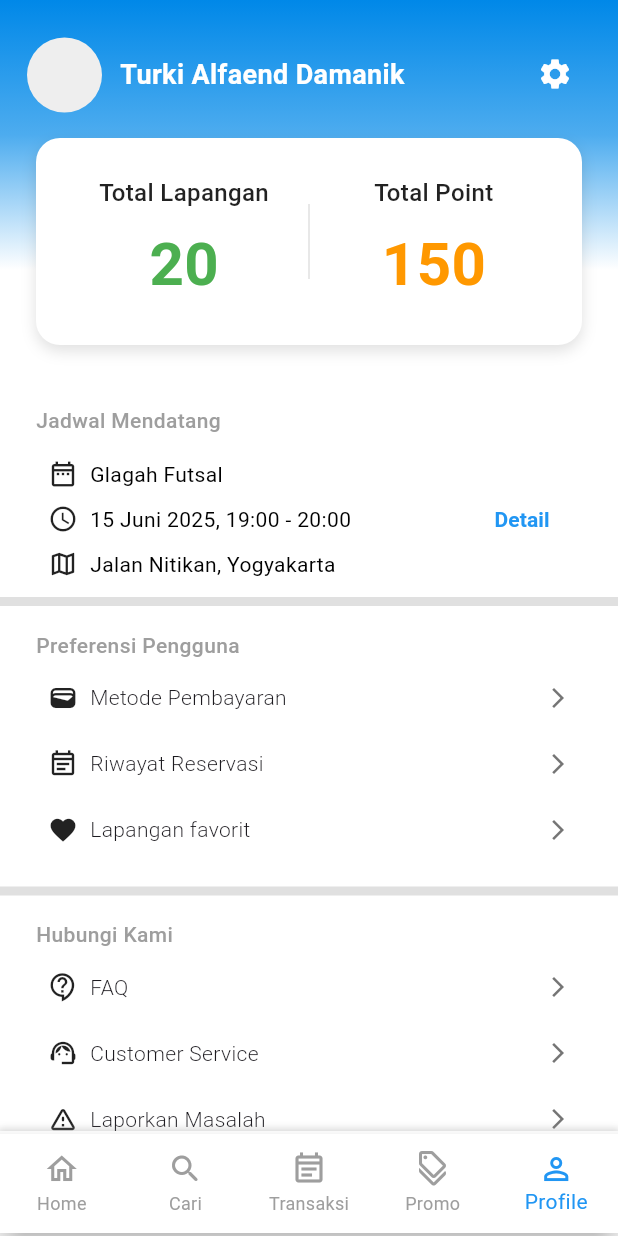
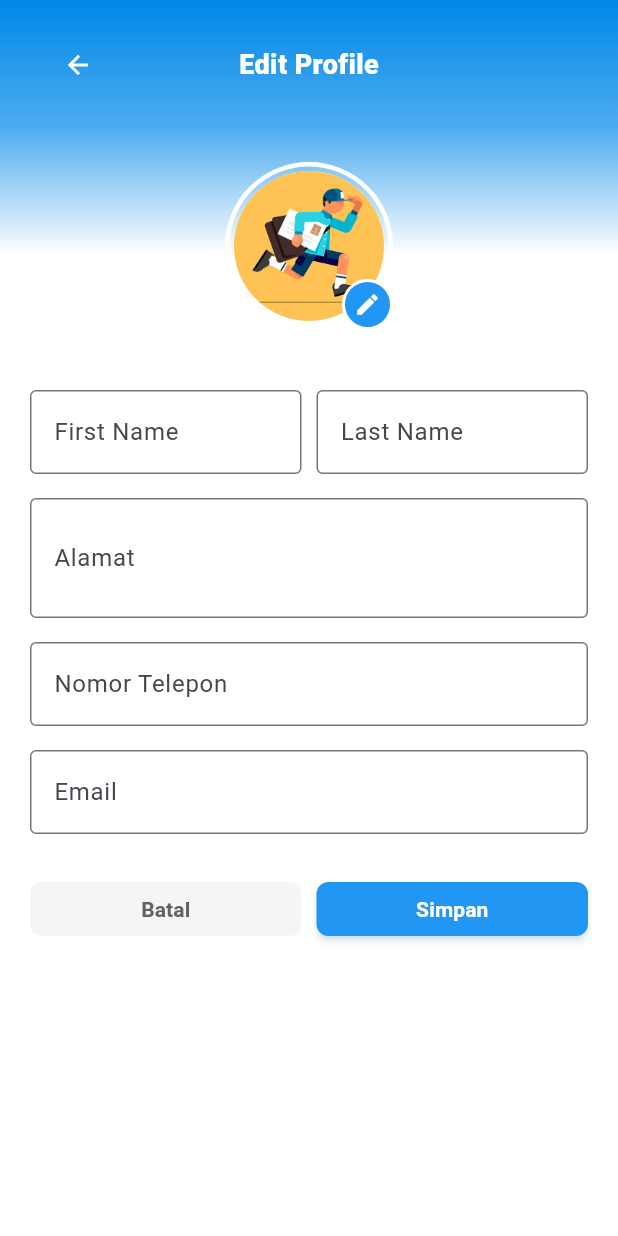
Before and after one commit to yudha556/GoField, a Flutter app: the MainUserScaffold screen opened directly, item 5 of the bottom bar chosen, after a tap on the "settings" icon, on a phone screen of 412 x 824 dp. Run offline on Flutter 3.47's test engine with Material 3 defaults, Android fonts, the phone set to English and light mode, and no system bars; our stand-ins replace flutter_dotenv, flutter_svg, go_router.

Commit message:
done settings page

```diff
--- /dev/null
+++ b/lib/app/views/user/app/profile/components/settingPage.dart
@@ -0,0 +1,253 @@
+import 'package:flutter/material.dart';
+import 'package:flutter/services.dart';
+import 'package:go_router/go_router.dart';
+import 'package:gofield/core/components/buttons/button.dart';
+import 'package:gofield/core/router/app_routes.dart';
+import 'package:gofield/app/views/user/layout/main_user_scaffold.dart';
+
+class Settingpage extends StatelessWidget {
+  const Settingpage({super.key});
+
+  @override
+  Widget build(BuildContext context) {
+    return AnnotatedRegion<SystemUiOverlayStyle>(
+      value: SystemUiOverlayStyle(
+        statusBarColor: Color(0xFF0088E8),
+        statusBarIconBrightness: Brightness.dark,
+        statusBarBrightness: Brightness.light, // IOS
+      ),
+      child: const MainUserScaffold(
+        showNavBar: false,
+        child: SafeArea(child: SettingContent()),
+      ),
+    );
+  }
+}
+
+class SettingContent extends StatefulWidget {
+  const SettingContent({super.key});
+
+  @override
+  State<SettingContent> createState() => _SettingContentState();
+}
+
+class _SettingContentState extends State<SettingContent> {
+  final TextEditingController firstNameController = TextEditingController();
+  final TextEditingController lastNameController = TextEditingController();
+  final TextEditingController addressController = TextEditingController();
+  final TextEditingController phoneController = TextEditingController();
+  final TextEditingController emailController = TextEditingController();
+
+  @override
+  Widget build(BuildContext context) {
+    return SingleChildScrollView(
+      child: Column(
+        children: [
+          // BAGIAN ATAS (GRADIENT + BACK BUTTON)
+          Stack(
+            clipBehavior: Clip.none,
+            children: [
+              Container(
+                height: 170,
+                width: double.infinity,
+                decoration: const BoxDecoration(
+                  gradient: LinearGradient(
+                    begin: Alignment.topCenter,
+                    end: Alignment.bottomCenter,
+                    colors: [
+                      Color(0xFF0088E8),
+                      Color(0xFF4DACEF),
+                      Colors.white,
+                    ],
+                    stops: [0.0, 0.5, 1.0],
+                  ),
+                ),
+              ),
+
+              // TITLE DI TENGAH
+              Positioned(
+                top: 30,
+                left: 0,
+                right: 0,
+                child: Center(
+                  child: Text(
+                    'Edit Profile',
+                    style: TextStyle(
+                      fontSize: 18,
+                      fontWeight: FontWeight.w800,
+                      color: Colors.white,
+                    ),
+                  ),
+                ),
+              ),
+
+              // TOMBOL KEMBALI DI KIRI ATAS
+              Positioned(
+                top: 13,
+                left: 18,
+                child: CustomBackButton(
+                  backgroundColor: Colors.transparent,
+                  iconColor: Colors.white,
+                  onPressed: () {
+                    context.go(AppRoutes.userprofilePage);
+                  },
+                ),
+              ),
+
+              // FOTO PROFIL BULAT
+              // FOTO PROFIL BULAT
+              Positioned(
+                bottom: -50,
+                left: 0,
+                right: 0,
+                child: Center(
+                  child: Stack(
+                    alignment: Alignment.bottomRight,
+                    children: [
+                      Container(
+                        padding: EdgeInsets.all(3), // tebal border
+                        decoration: BoxDecoration(
+                          shape: BoxShape.circle,
+                          border: Border.all(
+                            color: Colors.white,
+                            width: 3,
+                          ), // border putih
+                        ),
+                        child: CircleAvatar(
+                          radius: 50,
+                          backgroundColor: Colors.grey.shade200,
+                          backgroundImage: AssetImage(
+                            'assets/images/contoh.jpg',
+                          ),
+                        ),
+                      ),
+                      Positioned(
+                        bottom: 0,
+                        right: 0,
+                        child: GestureDetector(
+                          onTap: () {
+                            // TODO: buka picker atau kamera
+                            print("Edit foto profil diklik");
+                          },
+                          child: Container(
+                            padding: const EdgeInsets.all(6),
+                            decoration: BoxDecoration(
+                              shape: BoxShape.circle,
+                              color: Colors.blue, // background tombol
+                              border: Border.all(color: Colors.white, width: 2),
+                            ),
+                            child: const Icon(
+                              Icons.edit,
+                              size: 18,
+                              color: Colors.white,
+                            ),
+                          ),
+                        ),
+                      ),
+                    ],
+                  ),
+                ),
+              ),
+            ],
+          ),
+
+          const SizedBox(height: 90), // jarak setelah foto profil
+          // FORM INPUT
+          Padding(
+            padding: const EdgeInsets.symmetric(horizontal: 20),
+            child: Column(
+              children: [
+                // First Name & Last Name dalam Row
+                Row(
+                  children: [
+                    Expanded(
+                      child: TextField(
+                        controller: firstNameController,
+                        decoration: const InputDecoration(
+                          labelText: 'First Name',
+                          border: OutlineInputBorder(),
+                        ),
+                      ),
+                    ),
+                    const SizedBox(width: 10),
+                    Expanded(
+                      child: TextField(
+                        controller: lastNameController,
+                        decoration: const InputDecoration(
+                          labelText: 'Last Name',
+                          border: OutlineInputBorder(),
+                        ),
+                      ),
+                    ),
+                  ],
+                ),
+                const SizedBox(height: 16),
+
+                // Alamat
+                TextField(
+                  controller: addressController,
+                  decoration: const InputDecoration(
+                    labelText: 'Alamat',
+                    border: OutlineInputBorder(),
+                  ),
+                  maxLines: 2,
+                ),
+                const SizedBox(height: 16),
+
+                // Nomor Telepon
+                TextField(
+                  controller: phoneController,
+                  decoration: const InputDecoration(
+                    labelText: 'Nomor Telepon',
+                    border: OutlineInputBorder(),
+                  ),
+                  keyboardType: TextInputType.phone,
+                ),
+                const SizedBox(height: 16),
+
+                // Email
+                TextField(
+                  controller: emailController,
+                  decoration: const InputDecoration(
+                    labelText: 'Email',
+                    border: OutlineInputBorder(),
+                  ),
+                  keyboardType: TextInputType.emailAddress,
+                  readOnly: true, // biasanya email ga bisa diedit
+                ),
+                const SizedBox(height: 32),
+
+                // Tombol Batal & Simpan
+                Row(
+                  children: [
+                    Expanded(
+                      child: CancelButton(
+                        text: 'Batal',
+                        size: ButtonSize.small,
+                        onPressed: () {
+                          print('batal di tekan');
+                        },
+                      ),
+                    ),
+                    const SizedBox(width: 10),
+                    Expanded(
+                      child: PrimaryButton(
+                        text: 'Simpan',
+                        size: ButtonSize.small,
+                        onPressed: () {
+                          print('Simpan di pencet');
+                        },
+                      ),
+                    ),
+                  ],
+                ),
+
+                const SizedBox(height: 32),
+              ],
+            ),
+          ),
+        ],
+      ),
+    );
+  }
+}
--- a/lib/app/views/user/app/profile/page.dart
+++ b/lib/app/views/user/app/profile/page.dart
@@ -18,9 +18,7 @@ class ProfilePage extends StatelessWidget {
       ),
       child: const MainUserScaffold(
         showNavBar: true,
-        child: SafeArea(
-          child: ProfileContent(),
-        ),
+        child: SafeArea(child: ProfileContent()),
       ),
     );
   }
@@ -47,7 +45,7 @@ class _ProfileContentState extends State<ProfileContent> {
             children: [
               // Background gradient
               Container(
-                height:180,
+                height: 180,
                 decoration: const BoxDecoration(
                   gradient: LinearGradient(
                     begin: Alignment.topCenter,
@@ -61,7 +59,10 @@ class _ProfileContentState extends State<ProfileContent> {
                   ),
                 ),
                 child: Padding(
-                  padding: const EdgeInsets.symmetric(horizontal: 18.0, vertical: 25),
+                  padding: const EdgeInsets.symmetric(
+                    horizontal: 18.0,
+                    vertical: 25,
+                  ),
                   child: Row(
                     crossAxisAlignment: CrossAxisAlignment.start,
                     children: [
@@ -94,7 +95,7 @@ class _ProfileContentState extends State<ProfileContent> {
                       IconButton(
                         icon: const Icon(Icons.settings, color: Colors.white),
                         onPressed: () {
-                          Navigator.pushNamed(context, '/settings');
+                          context.go(AppRoutes.userSettingPage);
                         },
                       ),
                     ],
@@ -402,7 +403,7 @@ class _ProfileContentState extends State<ProfileContent> {
                         children: [
                           Row(
                             children: [
-                              Icon(Icons.favorite, size: 20,),
+                              Icon(Icons.favorite, size: 20),
                               SizedBox(width: 8),
                               Text(
                                 'Lapangan favorit',
@@ -494,12 +495,16 @@ class _ProfileContentState extends State<ProfileContent> {
                     GestureDetector(
                       onTap: () {
                         setState(() {
-                          _isCustomerServiceExpanded = !_isCustomerServiceExpanded;
+                          _isCustomerServiceExpanded =
+                              !_isCustomerServiceExpanded;
                         });
                       },
                       child: Container(
                         child: Padding(
-                          padding: EdgeInsets.symmetric(horizontal: 8, vertical: 12),
+                          padding: EdgeInsets.symmetric(
+                            horizontal: 8,
+                            vertical: 12,
+                          ),
                           child: Row(
                             mainAxisAlignment: MainAxisAlignment.spaceBetween,
                             crossAxisAlignment: CrossAxisAlignment.center,
@@ -551,10 +556,17 @@ class _ProfileContentState extends State<ProfileContent> {
                                         print('WhatsApp tapped');
                                       },
                                       child: Padding(
-                                      padding: EdgeInsets.symmetric(horizontal: 8, vertical: 12),
+                                        padding: EdgeInsets.symmetric(
+                                          horizontal: 8,
+                                          vertical: 12,
+                                        ),
                                         child: Row(
                                           children: [
-                                          Icon(Icons.chat, size: 18, color: Colors.green),
+                                            Icon(
+                                              Icons.chat,
+                                              size: 18,
+                                              color: Colors.green,
+                                            ),
                                             SizedBox(width: 12),
                                             Text(
                                               'WhatsApp',
@@ -575,10 +587,17 @@ class _ProfileContentState extends State<ProfileContent> {
                                         print('Email tapped');
                                       },
                                       child: Padding(
-                                      padding: EdgeInsets.symmetric(horizontal: 8, vertical: 12),
+                                        padding: EdgeInsets.symmetric(
+                                          horizontal: 8,
+                                          vertical: 12,
+                                        ),
                                         child: Row(
                                           children: [
-                                          Icon(Icons.email_outlined, size: 18, color: Colors.blue),
+                                            Icon(
+                                              Icons.email_outlined,
+                                              size: 18,
+                                              color: Colors.blue,
+                                            ),
                                             SizedBox(width: 12),
                                             Text(
                                               'Email',
--- a/lib/app/views/user/app/promo/page.dart
+++ b/lib/app/views/user/app/promo/page.dart
@@ -106,7 +106,7 @@ class PromoContent extends StatelessWidget {
                   ],
                 ),
                 child: Padding(
-                  padding: const EdgeInsets.symmetric(horizontal: 40, vertical: 16),
+                  padding: const EdgeInsets.symmetric(horizontal: 25, vertical: 16),
                   child: Row(
                     crossAxisAlignment: CrossAxisAlignment.center,
                     mainAxisAlignment: MainAxisAlignment.spaceBetween,
@@ -171,7 +171,7 @@ class PromoContent extends StatelessWidget {
                   ],
                 ),
                 child: Padding(
-                  padding: const EdgeInsets.symmetric(horizontal: 40, vertical: 16),
+                  padding: const EdgeInsets.symmetric(horizontal: 25, vertical: 16),
                   child: Row(
                     crossAxisAlignment: CrossAxisAlignment.center,
                     mainAxisAlignment: MainAxisAlignment.spaceBetween,
--- a/lib/core/components/buttons/back_button.dart
+++ b/lib/core/components/buttons/back_button.dart
@@ -36,8 +36,8 @@ class CustomBackButton extends StatelessWidget {
                 borderRadius: BorderRadius.circular(8),
               ),
               child: Icon(
-                Icons.arrow_back_ios,
-                size: 18,
+                Icons.arrow_back,
+                size: 20,
                 color: iconColor ?? Colors.grey.shade700,
               ),
             ),
--- a/lib/core/router/app_router.dart
+++ b/lib/core/router/app_router.dart
@@ -17,6 +17,8 @@ import 'package:gofield/app/views/user/app/home/components/list.dart'
     as userListPage;
 import 'package:gofield/app/views/user/app/transaksi/[id]/page.dart'
     as UserTransaksiDetail;
+import 'package:gofield/app/views/user/app/profile/components/settingPage.dart'
+    as UserSettingPage;
 
 class AppRouter {
   static final GoRouter router = GoRouter(
@@ -133,6 +135,13 @@ class AppRouter {
           return const UserTransaksiDetail.TransactionDetail();
         },
       ),
+      GoRoute(
+        path: AppRoutes.userSettingPage,
+        name: 'Settings',
+        builder: (context, state) {
+          return const UserSettingPage.Settingpage();
+        },
+      ),
     ],
 
     errorBuilder: (context, state) {
--- a/lib/core/router/app_routes.dart
+++ b/lib/core/router/app_routes.dart
@@ -23,4 +23,5 @@ class AppRoutes {
   static const String userhomePage = '/user/home';
   static const String userListPage = '/home/list';
   static const String userTransactionDetail = '/transaksi/id';
+  static const String userSettingPage = '/settings';
 }
```
Lines whose indentation alone changed are shown as unchanged.
